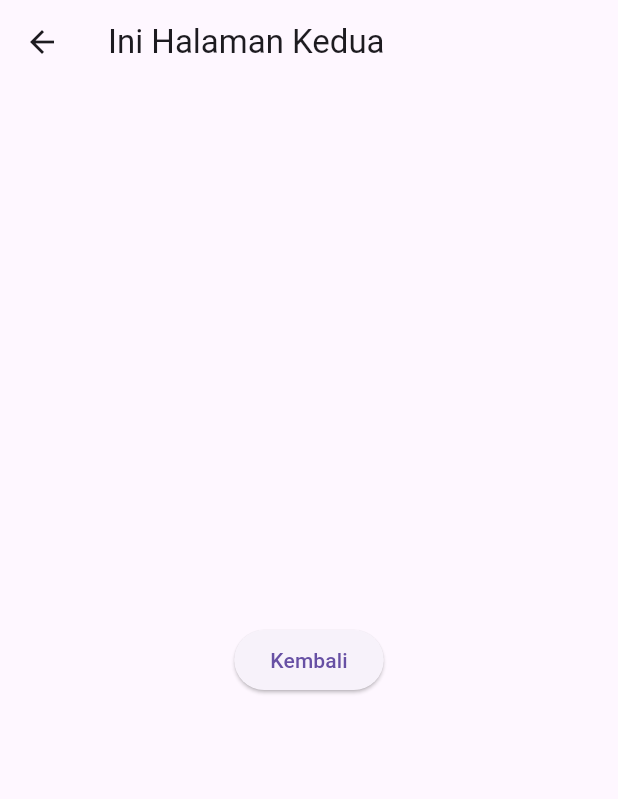
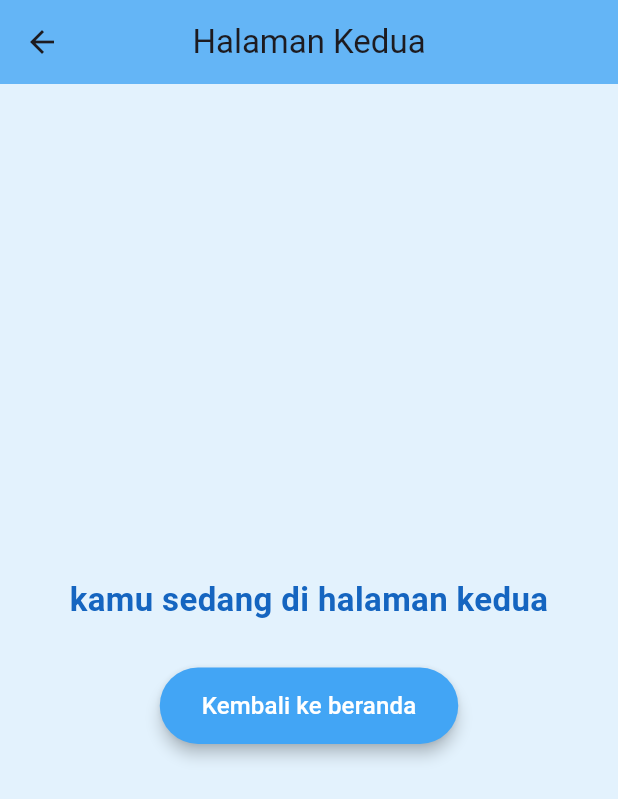
Before and after one commit to uswatun05/app, a Flutter app: the screen it shows after launch, after a tap on "Buka Halaman Kedua", on a phone screen of 412 x 824 dp. Shown: the top 799 px of the screen. Run offline on Flutter 3.47's test engine with Material 3 defaults, Android fonts, the phone set to English and light mode, and no system bars.

Commit message:
perubahan tampilan

```diff
--- a/lib/pages/home_page.dart
+++ b/lib/pages/home_page.dart
@@ -5,10 +5,44 @@ class HomePage extends StatelessWidget {
    @override
    Widget build(BuildContext context) {
     return Scaffold(
-        appBar: AppBar(title: Text("Ini Halaman Utama")),
-        body: Center(
-            child: ElevatedButton(
-                child: Text("Buka Halaman Kedua"),
+        backgroundColor: Color(0xFFE3F2FD),
+        appBar: AppBar(
+            title: Text("Home"),
+            backgroundColor: Color(0xFF64B5F6),
+            centerTitle: true,
+            elevation: 0,
+        ),
+        body: Padding(
+          padding: const EdgeInsets.all(24.0),
+            child: Center(
+            child: Column(
+                mainAxisAlignment : MainAxisAlignment.center,
+                children: [
+                    Text(
+                        "Hellow everyone",
+                        style: TextStyle(
+                            fontSize: 26,
+                            fontWeight: FontWeight.bold,
+                            color: Color(0xFF1565C0),
+                        ),
+                        textAlign: TextAlign.center,
+                    ),
+                    SizedBox(height: 30),
+                    ElevatedButton(
+                        style: ElevatedButton.styleFrom(
+                            backgroundColor: Color(0xFF42A5F5),
+                            padding: EdgeInsets.symmetric(horizontal: 28, vertical: 14),
+                            shape: RoundedRectangleBorder(
+                                borderRadius: BorderRadius.circular(30),
+                            ),
+                            elevation: 4,
+                        ),
+                        child: Text(
+                            "Buka Halaman Kedua",
+                            style: TextStyle(
+                                fontSize: 16,
+                                color: Colors.white),
+                            ),
                         onPressed: () {
                           Navigator.push(
                             context,
@@ -16,6 +50,9 @@ class HomePage extends StatelessWidget {
                                 );
                             },
                         ),
+                    ],
+                ),
+            ),
           ),
         );
     }
--- a/lib/pages/second_page.dart
+++ b/lib/pages/second_page.dart
@@ -4,13 +4,50 @@ class SecondPage extends StatelessWidget {
    @override
    Widget build(BuildContext context) {
     return Scaffold(
-            appBar: AppBar(title: Text("Ini Halaman Kedua")),
-            body: Center(
-                child: ElevatedButton(
-                    child: Text("Kembali"),
+        backgroundColor: Color(0xFFE3F2FD),
+        appBar: AppBar(
+            title: Text("Halaman Kedua"),
+            backgroundColor: Color(0xFF64B5F6),
+            centerTitle: true,
+            elevation: 0,
+        ),
+        body: Padding(
+          padding: const EdgeInsets.all(24.0),
+            child: Center(
+            child: Column(
+                mainAxisAlignment : MainAxisAlignment.center,
+                children: [
+                    Text(
+                        "kamu sedang di halaman kedua",
+                        style: TextStyle(
+                            fontSize: 22,
+                            fontWeight: FontWeight.w600,
+                            color: Color(0xFF1565C0),
+                        ),
+                        textAlign: TextAlign.center,
+                    ),
+                    SizedBox(height: 30),
+                    ElevatedButton(
+                        style: ElevatedButton.styleFrom(
+                            backgroundColor: Color(0xFF42A5F5),
+                            padding: EdgeInsets.symmetric(horizontal: 28, vertical: 14),
+                            shape: RoundedRectangleBorder(
+                                borderRadius: BorderRadius.circular(30),
+                            ),
+                            elevation: 4,
+                        ),
+                        child: Text(
+                            "Kembali ke beranda",
+                            style: TextStyle(
+                                fontSize: 16,
+                                color: Colors.white),
+                            ),
                         onPressed: () {
                           Navigator.pop(context);
                             },
+                        ),
+                    ],
+                ),
             ),
           ),
         );
```
Lines whose indentation alone changed are shown as unchanged.
